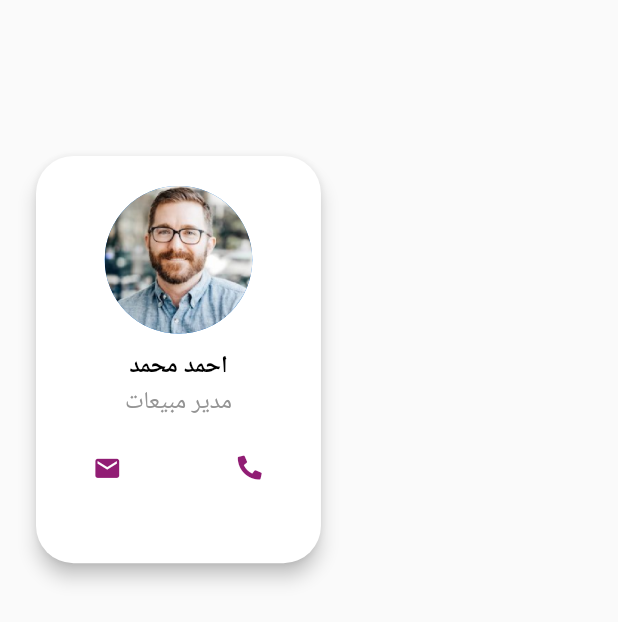
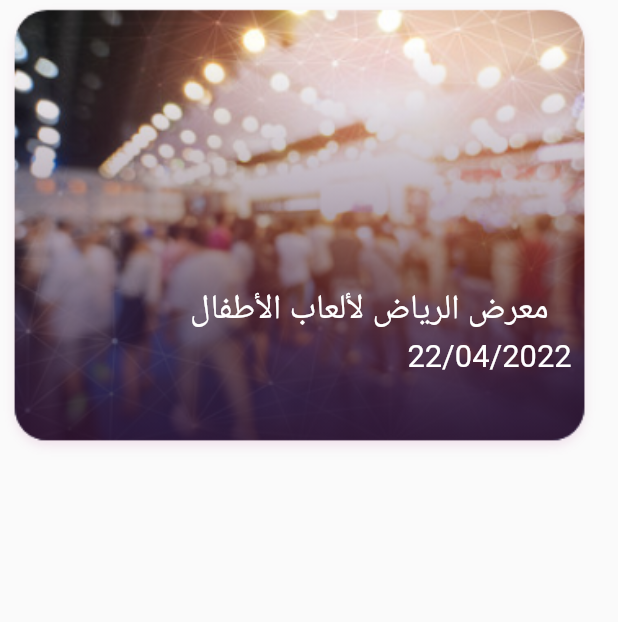
Before and after one commit to MohannadAzzam/toy_app, a Flutter app: the TestPage screen opened directly, on a phone screen of 412 x 824 dp. Shown: the top 622 px of the screen. Run offline on Flutter 3.47's test engine with Material 2 defaults, Android fonts, the light colour scheme and no system bars; our stand-ins replace flutter_screenutil, get, google_fonts; Roboto replaces fonts that are missing (Cairo).

Commit message:
home page, done.

```diff
--- /dev/null
+++ b/lib/app/data/data_source/home_new_blog_list.dart
@@ -0,0 +1,7 @@
+import 'package:toy_app/app/data/models/home_new_blog.dart';
+
+List<HomeNewBlog> homeNewBlogList = [
+  HomeNewBlog('assets/images/home_new_blog.png','معرض الرياض لألعاب الأطفال', '22/04/2022'),
+  HomeNewBlog('assets/images/home_new_blog.png','معرض الرياض لألعاب الأطفال', '22/04/2022'),
+
+];
--- a/lib/app/screens/home/widgets/custom_card.dart
+++ b/lib/app/screens/home/widgets/custom_card.dart
@@ -10,7 +10,7 @@ class CustomCard extends StatelessWidget {
   @override
   Widget build(BuildContext context) {
     return     Card(
-      elevation: 10,
+      elevation: 5,
       shape: RoundedRectangleBorder(borderRadius: BorderRadius.circular(20)),
       child: Column(
         children: [
--- a/lib/app/testPage.dart
+++ b/lib/app/testPage.dart
@@ -1,19 +1,12 @@
 import 'package:flutter/material.dart';
 import 'package:flutter_screenutil/flutter_screenutil.dart';
-import 'package:get/get.dart';
 import 'package:google_fonts/google_fonts.dart';
-import 'package:toy_app/app/data/data_source/Home_top_card_list.dart';
-import 'package:toy_app/app/screens/home/home_page.dart';
-import 'package:toy_app/my_icons_icons.dart';
+
 
 class TestPage extends StatelessWidget {
-  // final IconData icon;
-  // final String title;
 
   const TestPage({
     Key? key,
-    // required this.icon,
-    // required this.title,
   }) : super(key: key);
 
   @override
@@ -22,68 +15,46 @@ class TestPage extends StatelessWidget {
       body: Directionality(
         textDirection: TextDirection.rtl,
         child: Container(
-          height: 234.h,
-          width: 173.w,
-          margin: EdgeInsets.only(top: 100, left: 20, right: 20),
-          child: Card(
-            shape:
-                RoundedRectangleBorder(borderRadius: BorderRadius.circular(25)),
-            elevation: 5,
+          height: 257.h,
+          // color: Colors.blue,
+          width: 349.w,
+          child: Stack(
+            children: [
+              ClipRRect(
+                borderRadius: BorderRadius.circular(20),
+                child: Image(
+                  image: AssetImage('assets/images/home_new_blog.png'),
+                  fit: BoxFit.fill,
+                  height: 257.h,
+                  width: 349.w,
+                ),
+              ),
+              Container(
+
                 child: Column(
                   children: [
                     Container(
-                    margin: EdgeInsets.only(top: 10.h, left: 40.w, right: 40.w),
-                    child: CircleAvatar(
-                      radius: 50.r,
-                      backgroundImage:
-                          AssetImage('assets/images/helper_avatar.png'),
-                      // child: Image(
-                      //   image: AssetImage('assets/images/helper_avatar.png'),
-                      //   height: 94.h,
-                      //   width: 94.w,
-                      // ),
-                    )),
-                Container(
-                  margin: EdgeInsets.only(top: 2.h, left: 40.w, right: 40.w),
+                      margin: EdgeInsets.only(top: 160.h, left: 80.w, right: 16.w),
                       child: Text(
-                    'احمد محمد',
+                        'معرض الرياض لألعاب الأطفال',
                         style: GoogleFonts.cairo(
-                        color: Colors.black,
-                        fontSize: 14.sp,
-                        fontWeight: FontWeight.bold),
+                            textStyle:
+                            TextStyle(color: Colors.white, fontSize: 20.sp)),
                       ),
                     ),
                     Container(
-                  margin: EdgeInsets.only(top: 2.h, left: 40.w, right: 40.w),
+                      margin: EdgeInsets.only(top: 3.h, left: 220.w, right: 16.w),
                       child: Text(
-                    'مدير مبيعات',
+                        "22/04/2022",
                         style: GoogleFonts.cairo(
-                      color: Color(0xff949494),
-                      fontSize: 14.sp,
+                            textStyle:
+                            TextStyle(color: Colors.white, fontSize: 18.sp)),
                       ),
                     ),
+                  ],
                 ),
-                SizedBox(
-                  height: 20.h,
-                ),
-                Row(
-                  mainAxisAlignment: MainAxisAlignment.spaceAround,
-                  children: [
-                    InkWell(
-                      child: Icon(
-                        MyIcons.phone,
-                        size: 16,
-                        color: Color(0xff911D74),
-                      ),
-                    ),
-                    InkWell(
-                      child: Icon(MyIcons.message,
-                          size: 16, color: Color(0xff911D74)),
-                    ),
-                  ],
               )
             ],
-            ),
           ),
         ),
       ),
```
Also changed, not shown: lib/app/data/models/home_new_blog.dart (added, +7 -0 lines), lib/app/screens/home/home_page.dart (+17 -2 lines), lib/app/screens/home/widgets/custom_helper.dart (+20 -17 lines), lib/app/screens/home/widgets/custom_new_blog_card.dart (added, +58 -0 lines), lib/app/screens/home/widgets/custom_ticket_booking_card.dart (+5 -4 lines), assets/images/home_new_blog.png (added). Lines whose indentation alone changed are shown as unchanged.
